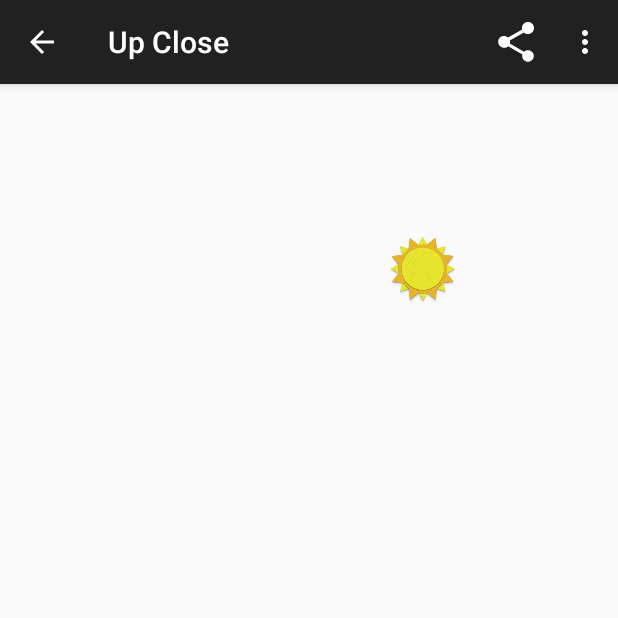
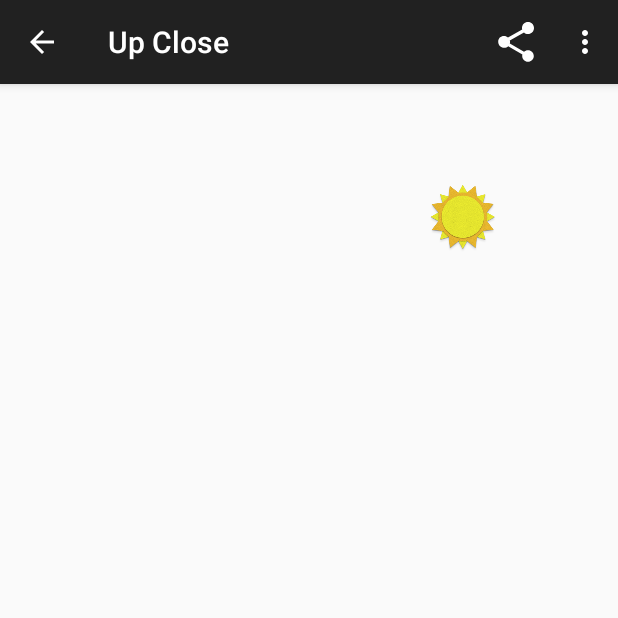
Before and after one commit to mnasty/Sunshine, an Android app: the DetailFragment screen opened directly, with no data from a screen before it, on a phone screen of 412 x 824 dp, the top half of it. Run offline under Robolectric (Android 15) with nearby library versions, the phone set to English and light mode, and no system bars; 1 statement that could not run was skipped.

Commit message:
Basic UI Layouts Complete, Continuing Work

```diff
--- a/Sunshine-Version-2/app/src/main/java/com/example/android/sunshine/app/DetailFragment.java
+++ b/Sunshine-Version-2/app/src/main/java/com/example/android/sunshine/app/DetailFragment.java
@@ -47,7 +47,8 @@ public class DetailFragment extends android.support.v4.app.Fragment implements L
             WeatherContract.WeatherEntry.COLUMN_HUMIDITY,
             WeatherContract.WeatherEntry.COLUMN_WIND_SPEED,
             WeatherContract.WeatherEntry.COLUMN_PRESSURE,
-            WeatherContract.WeatherEntry.COLUMN_DEGREES
+            WeatherContract.WeatherEntry.COLUMN_DEGREES,
+            WeatherContract.WeatherEntry.COLUMN_WEATHER_ID
     };
 
     // These constants correspond to the projection defined above, and must change if the
@@ -61,6 +62,7 @@ public class DetailFragment extends android.support.v4.app.Fragment implements L
     private static final int COL_WIND_SPEED = 6;
     private static final int COL_PRESSURE = 7;
     private static final int COL_WIND_DIR = 8;
+    private static final int COL_WEATHER_COND_ID = 9;
 
     public DetailFragment() {
         setHasOptionsMenu(true);
@@ -136,9 +138,8 @@ public class DetailFragment extends android.support.v4.app.Fragment implements L
 
         ForecastAdapter.ViewConstants vc = new ForecastAdapter.ViewConstants(view);
 
-        //retrieve weather status code
-        //bug: is returning -1 as the column index when ForecastFragment.COL_WEATHER_CONDITION_ID & when WeatherContract.WeatherEntry.COLUMN_WEATHER_ID . No Explanation
-        int conditionId = data.getInt(data.getColumnIndex(String.valueOf(ForecastFragment.COL_WEATHER_CONDITION_ID)));
+        //retrieve weather status code, as read thru data cursor static columns
+        int conditionId = data.getInt(COL_WEATHER_COND_ID);
 
         //determine how to differentiate by view type to get the correct drawable to display
         if (getItemViewType(data.getPosition()) == VIEW_TYPE_TODAY)
--- a/Sunshine-Version-2/app/src/main/java/com/example/android/sunshine/app/ForecastAdapter.java
+++ b/Sunshine-Version-2/app/src/main/java/com/example/android/sunshine/app/ForecastAdapter.java
@@ -3,7 +3,6 @@ package com.example.android.sunshine.app;
 import android.content.Context;
 import android.database.Cursor;
 import android.support.v4.widget.CursorAdapter;
-import android.util.Log;
 import android.view.LayoutInflater;
 import android.view.View;
 import android.view.ViewGroup;
@@ -112,9 +111,6 @@ public class ForecastAdapter extends CursorAdapter {
         ViewConstants vc = (ViewConstants) view.getTag();
 
         //retrieve weather status code
-        String logString = String.valueOf(cursor.getInt(ForecastFragment.COL_WEATHER_CONDITION_ID));
-        Log.d("!!!!LOGSTRING", logString);
-
         int conditionId = cursor.getInt(ForecastFragment.COL_WEATHER_CONDITION_ID);
 
         //determine how to differentiate by view type to get the correct drawable to display
--- a/Sunshine-Version-2/app/src/main/res/layout/fragment_detail.xml
+++ b/Sunshine-Version-2/app/src/main/res/layout/fragment_detail.xml
@@ -11,7 +11,11 @@
             android:id="@+id/list_item_date_textview"
             android:layout_width="wrap_content"
             android:layout_height="wrap_content"
-            android:padding="24dp" />
+            android:paddingLeft="24dp"
+            android:paddingRight="24dp"
+            android:paddingBottom="8dp"
+            android:paddingTop="24dp"
+            android:textSize="24sp"/>
 
         <LinearLayout
             android:layout_width="match_parent"
@@ -29,7 +33,10 @@
                     android:id="@+id/list_item_high_textview"
                     android:layout_width="wrap_content"
                     android:layout_height="wrap_content"
-                    android:padding="24dp"
+                    android:paddingLeft="24dp"
+                    android:paddingRight="24dp"
+                    android:paddingTop="38dp"
+                    android:paddingBottom="24dp"
                     android:textSize="48sp" />
 
                 <TextView
@@ -37,7 +44,10 @@
                     android:layout_width="wrap_content"
                     android:layout_height="wrap_content"
                     android:textSize="34sp"
-                    android:padding="28dp" />
+                    android:paddingLeft="28dp"
+                    android:paddingRight="28dp"
+                    android:paddingBottom="28dp"
+                    android:paddingTop="28dp" />
             </LinearLayout>
 
             <LinearLayout
@@ -51,17 +61,16 @@
                     android:id="@+id/list_item_icon"
                     android:layout_width="wrap_content"
                     android:layout_height="wrap_content"
-                    android:paddingTop="32dp"
-                    android:paddingBottom="32dp"
-                    android:paddingLeft="52dp"
+                    android:padding="0dp"
+                    android:layout_gravity="center"
                     android:src="@mipmap/ic_launcher" />
 
                 <TextView
                     android:id="@+id/list_item_forecast_textview"
                     android:layout_width="wrap_content"
                     android:layout_height="wrap_content"
-                    android:paddingTop="16dp"
-                    android:paddingLeft="60dp" />
+                    android:layout_gravity="center"
+                    android:paddingTop="16dp" />
             </LinearLayout>
         </LinearLayout>
 
```
Also changed, not shown: Sunshine-Version-2/app/src/main/res/layout/list_item_forecast.xml (+4 -8 lines), Sunshine-Version-2/app/src/main/res/layout/list_item_forecast_today.xml (+6 -10 lines).
